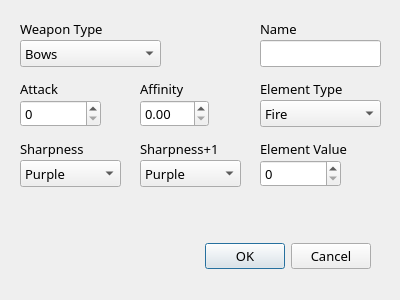
eesandoval/MH4U-Tool, file src/Forms/addweapondialog.ui: the form before one commit.
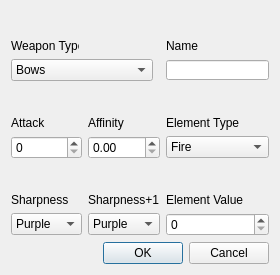
The form after the commit.

```diff
--- a/src/Forms/addweapondialog.ui
+++ b/src/Forms/addweapondialog.ui
@@ -6,49 +6,82 @@
    <rect>
     <x>0</x>
     <y>0</y>
-    <width>400</width>
-    <height>300</height>
+    <width>280</width>
+    <height>275</height>
    </rect>
   </property>
+  <property name="minimumSize">
+   <size>
+    <width>280</width>
+    <height>275</height>
+   </size>
+  </property>
+  <property name="maximumSize">
+   <size>
+    <width>280</width>
+    <height>275</height>
+   </size>
+  </property>
   <property name="windowTitle">
    <string>Add Custom Weapon</string>
   </property>
-  <widget class="QDialogButtonBox" name="buttonBox">
-   <property name="geometry">
-    <rect>
-     <x>30</x>
-     <y>240</y>
-     <width>341</width>
-     <height>32</height>
-    </rect>
-   </property>
-   <property name="font">
-    <font>
-     <family>Sans</family>
-     <pointsize>10</pointsize>
-    </font>
-   </property>
-   <property name="orientation">
-    <enum>Qt::Horizontal</enum>
-   </property>
-   <property name="standardButtons">
-    <set>QDialogButtonBox::Cancel|QDialogButtonBox::Ok</set>
-   </property>
-  </widget>
+  <layout class="QGridLayout" name="gridLayout">
+   <item row="2" column="0" alignment="Qt::AlignBottom">
+    <widget class="QLabel" name="label_2">
+     <property name="maximumSize">
+      <size>
+       <width>16777215</width>
+       <height>25</height>
+      </size>
+     </property>
+     <property name="text">
+      <string>Attack</string>
+     </property>
+    </widget>
+   </item>
+   <item row="0" column="0" alignment="Qt::AlignBottom">
+    <widget class="QLabel" name="label">
+     <property name="maximumSize">
+      <size>
+       <width>68</width>
+       <height>25</height>
+      </size>
+     </property>
+     <property name="text">
+      <string>Weapon Type</string>
+     </property>
+    </widget>
+   </item>
+   <item row="0" column="2" alignment="Qt::AlignBottom">
+    <widget class="QLabel" name="label_8">
+     <property name="maximumSize">
+      <size>
+       <width>134</width>
+       <height>25</height>
+      </size>
+     </property>
+     <property name="text">
+      <string>Name</string>
+     </property>
+    </widget>
+   </item>
+   <item row="1" column="2">
+    <widget class="QLineEdit" name="nameLineEdit">
+     <property name="maximumSize">
+      <size>
+       <width>134</width>
+       <height>20</height>
+      </size>
+     </property>
+    </widget>
+   </item>
+   <item row="1" column="0" colspan="2">
   <widget class="QComboBox" name="weaponTypeComboBox">
-   <property name="geometry">
-    <rect>
-     <x>20</x>
-     <y>40</y>
-     <width>141</width>
-     <height>27</height>
-    </rect>
-   </property>
-   <property name="font">
-    <font>
-     <family>Sans</family>
-     <pointsize>10</pointsize>
-    </font>
+     <property name="maximumSize">
+      <size>
+       <width>142</width>
+       <height>22</height>
+      </size>
    </property>
    <item>
     <property name="text">
@@ -111,110 +144,78 @@
     </property>
    </item>
   </widget>
-  <widget class="QLabel" name="label">
-   <property name="geometry">
-    <rect>
-     <x>20</x>
-     <y>20</y>
-     <width>91</width>
-     <height>17</height>
-    </rect>
-   </property>
-   <property name="font">
-    <font>
-     <family>Sans</family>
-     <pointsize>10</pointsize>
-    </font>
-   </property>
-   <property name="text">
-    <string>Weapon Type</string>
-   </property>
-  </widget>
-  <widget class="QLabel" name="label_2">
-   <property name="geometry">
-    <rect>
-     <x>20</x>
-     <y>80</y>
-     <width>67</width>
-     <height>17</height>
-    </rect>
-   </property>
-   <property name="font">
-    <font>
-     <family>Sans</family>
-     <pointsize>10</pointsize>
-    </font>
-   </property>
-   <property name="text">
-    <string>Attack</string>
-   </property>
-  </widget>
-  <widget class="QSpinBox" name="attackSpinBox">
-   <property name="geometry">
-    <rect>
-     <x>20</x>
-     <y>100</y>
-     <width>81</width>
-     <height>27</height>
-    </rect>
-   </property>
-   <property name="font">
-    <font>
-     <family>Sans</family>
-     <pointsize>10</pointsize>
-    </font>
-   </property>
-  </widget>
-  <widget class="QDoubleSpinBox" name="affinityDoubleSpinBox">
-   <property name="geometry">
-    <rect>
-     <x>140</x>
-     <y>100</y>
-     <width>69</width>
-     <height>27</height>
-    </rect>
-   </property>
-   <property name="font">
-    <font>
-     <family>Sans</family>
-     <pointsize>10</pointsize>
-    </font>
-   </property>
-  </widget>
+   </item>
+   <item row="2" column="1" alignment="Qt::AlignBottom">
   <widget class="QLabel" name="label_3">
-   <property name="geometry">
-    <rect>
-     <x>140</x>
-     <y>80</y>
-     <width>67</width>
-     <height>17</height>
-    </rect>
-   </property>
-   <property name="font">
-    <font>
-     <family>Sans</family>
-     <pointsize>10</pointsize>
-    </font>
-   </property>
    <property name="text">
     <string>Affinity</string>
    </property>
   </widget>
+   </item>
+   <item row="2" column="2" alignment="Qt::AlignBottom">
+    <widget class="QLabel" name="label_4">
+     <property name="text">
+      <string>Element Type</string>
+     </property>
+    </widget>
+   </item>
+   <item row="3" column="0">
+    <widget class="QSpinBox" name="attackSpinBox"/>
+   </item>
+   <item row="3" column="1">
+    <widget class="QDoubleSpinBox" name="affinityDoubleSpinBox"/>
+   </item>
+   <item row="5" column="0">
+    <widget class="QComboBox" name="sharpnessButtonBox">
+     <item>
+      <property name="text">
+       <string>Purple</string>
+      </property>
+     </item>
+     <item>
+      <property name="text">
+       <string>White</string>
+      </property>
+     </item>
+     <item>
+      <property name="text">
+       <string>Blue</string>
+      </property>
+     </item>
+     <item>
+      <property name="text">
+       <string>Green</string>
+      </property>
+     </item>
+     <item>
+      <property name="text">
+       <string>Yellow</string>
+      </property>
+     </item>
+     <item>
+      <property name="text">
+       <string>Orange</string>
+      </property>
+     </item>
+     <item>
+      <property name="text">
+       <string>Red</string>
+      </property>
+     </item>
+    </widget>
+   </item>
+   <item row="6" column="0" colspan="3">
+    <widget class="QDialogButtonBox" name="buttonBox">
+     <property name="orientation">
+      <enum>Qt::Horizontal</enum>
+     </property>
+     <property name="standardButtons">
+      <set>QDialogButtonBox::Cancel|QDialogButtonBox::Ok</set>
+     </property>
+    </widget>
+   </item>
+   <item row="3" column="2">
   <widget class="QComboBox" name="elementTypeComboBox">
-   <property name="geometry">
-    <rect>
-     <x>260</x>
-     <y>100</y>
-     <width>121</width>
-     <height>27</height>
-    </rect>
-   </property>
-   <property name="font">
-    <font>
-     <family>Sans</family>
-     <pointsize>10</pointsize>
-    </font>
-   </property>
    <item>
     <property name="text">
      <string>Fire</string>
@@ -246,235 +247,77 @@
     </property>
    </item>
   </widget>
-  <widget class="QLabel" name="label_4">
-   <property name="geometry">
-    <rect>
-     <x>260</x>
-     <y>80</y>
-     <width>101</width>
-     <height>17</height>
-    </rect>
-   </property>
-   <property name="font">
-    <font>
-     <family>Sans</family>
-     <pointsize>10</pointsize>
-    </font>
-   </property>
-   <property name="text">
-    <string>Element Type</string>
-   </property>
-  </widget>
+   </item>
+   <item row="4" column="2" alignment="Qt::AlignBottom">
   <widget class="QLabel" name="label_5">
-   <property name="geometry">
-    <rect>
-     <x>260</x>
-     <y>140</y>
-     <width>101</width>
-     <height>17</height>
-    </rect>
-   </property>
-   <property name="font">
-    <font>
-     <family>Sans</family>
-     <pointsize>10</pointsize>
-    </font>
-   </property>
    <property name="text">
     <string>Element Value</string>
    </property>
   </widget>
-  <widget class="QSpinBox" name="elementSpinBox">
-   <property name="geometry">
-    <rect>
-     <x>260</x>
-     <y>160</y>
-     <width>81</width>
-     <height>27</height>
-    </rect>
-   </property>
-   <property name="font">
-    <font>
-     <family>Sans</family>
-     <pointsize>10</pointsize>
-    </font>
-   </property>
-  </widget>
-  <widget class="QLabel" name="label_6">
-   <property name="geometry">
-    <rect>
-     <x>20</x>
-     <y>140</y>
-     <width>71</width>
-     <height>17</height>
-    </rect>
-   </property>
-   <property name="font">
-    <font>
-     <family>Sans</family>
-     <pointsize>10</pointsize>
-    </font>
-   </property>
-   <property name="text">
-    <string>Sharpness</string>
-   </property>
-  </widget>
-  <widget class="QComboBox" name="sharpness1ComboBox">
-   <property name="geometry">
-    <rect>
-     <x>140</x>
-     <y>160</y>
-     <width>101</width>
-     <height>27</height>
-    </rect>
-   </property>
-   <property name="font">
-    <font>
-     <family>Sans</family>
-     <pointsize>10</pointsize>
-    </font>
-   </property>
-   <item>
-    <property name="text">
-     <string>Purple</string>
-    </property>
    </item>
-   <item>
-    <property name="text">
-     <string>White</string>
-    </property>
-   </item>
-   <item>
-    <property name="text">
-     <string>Blue</string>
-    </property>
-   </item>
-   <item>
-    <property name="text">
-     <string>Green</string>
-    </property>
-   </item>
-   <item>
-    <property name="text">
-     <string>Yellow</string>
-    </property>
-   </item>
-   <item>
-    <property name="text">
-     <string>Orange</string>
-    </property>
-   </item>
-   <item>
-    <property name="text">
-     <string>Red</string>
-    </property>
-   </item>
-  </widget>
-  <widget class="QComboBox" name="sharpnessButtonBox">
-   <property name="geometry">
-    <rect>
-     <x>20</x>
-     <y>160</y>
-     <width>101</width>
-     <height>27</height>
-    </rect>
-   </property>
-   <property name="font">
-    <font>
-     <family>Sans</family>
-     <pointsize>10</pointsize>
-    </font>
-   </property>
-   <item>
-    <property name="text">
-     <string>Purple</string>
-    </property>
-   </item>
-   <item>
-    <property name="text">
-     <string>White</string>
-    </property>
-   </item>
-   <item>
-    <property name="text">
-     <string>Blue</string>
-    </property>
-   </item>
-   <item>
-    <property name="text">
-     <string>Green</string>
-    </property>
-   </item>
-   <item>
-    <property name="text">
-     <string>Yellow</string>
-    </property>
-   </item>
-   <item>
-    <property name="text">
-     <string>Orange</string>
-    </property>
-   </item>
-   <item>
-    <property name="text">
-     <string>Red</string>
-    </property>
-   </item>
-  </widget>
+   <item row="4" column="1" alignment="Qt::AlignBottom">
   <widget class="QLabel" name="label_7">
-   <property name="geometry">
-    <rect>
-     <x>140</x>
-     <y>140</y>
-     <width>91</width>
-     <height>17</height>
-    </rect>
-   </property>
-   <property name="font">
-    <font>
-     <family>Sans</family>
-     <pointsize>10</pointsize>
-    </font>
-   </property>
    <property name="text">
     <string>Sharpness+1</string>
    </property>
   </widget>
-  <widget class="QLineEdit" name="nameLineEdit">
-   <property name="geometry">
-    <rect>
-     <x>260</x>
-     <y>40</y>
-     <width>121</width>
-     <height>27</height>
-    </rect>
-   </property>
-   <property name="font">
-    <font>
-     <family>Sans</family>
-     <pointsize>10</pointsize>
-    </font>
-   </property>
-  </widget>
-  <widget class="QLabel" name="label_8">
-   <property name="geometry">
-    <rect>
-     <x>260</x>
-     <y>20</y>
-     <width>67</width>
-     <height>17</height>
-    </rect>
-   </property>
-   <property name="font">
-    <font>
-     <family>Sans</family>
-     <pointsize>10</pointsize>
-    </font>
-   </property>
+   </item>
+   <item row="5" column="1">
+    <widget class="QComboBox" name="sharpness1ComboBox">
+     <item>
+      <property name="text">
+       <string>Purple</string>
+      </property>
+     </item>
+     <item>
+      <property name="text">
+       <string>White</string>
+      </property>
+     </item>
+     <item>
+      <property name="text">
+       <string>Blue</string>
+      </property>
+     </item>
+     <item>
+      <property name="text">
+       <string>Green</string>
+      </property>
+     </item>
+     <item>
    <property name="text">
-    <string>Name</string>
-   </property>
-  </widget>
+       <string>Yellow</string>
+      </property>
+     </item>
+     <item>
+      <property name="text">
+       <string>Orange</string>
+      </property>
+     </item>
+     <item>
+      <property name="text">
+       <string>Red</string>
+      </property>
+     </item>
+    </widget>
+   </item>
+   <item row="5" column="2">
+    <widget class="QSpinBox" name="elementSpinBox"/>
+   </item>
+   <item row="4" column="0" alignment="Qt::AlignBottom">
+    <widget class="QLabel" name="label_6">
+     <property name="maximumSize">
+      <size>
+       <width>16777215</width>
+       <height>25</height>
+      </size>
+     </property>
+     <property name="text">
+      <string>Sharpness</string>
+     </property>
+    </widget>
+   </item>
+  </layout>
  </widget>
  <resources/>
  <connections>
```
Lines whose indentation alone changed are shown as unchanged.
